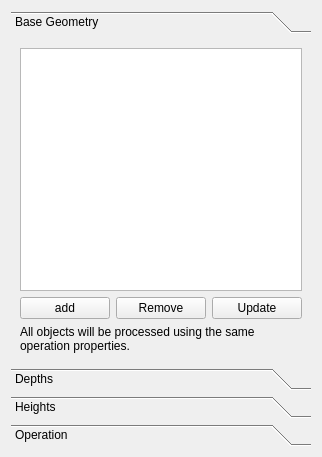
berndhahnebach/All_FreeCAD, file src/Mod/Path/Gui/Resources/panels/DrillingEdit.ui: the form before one commit.
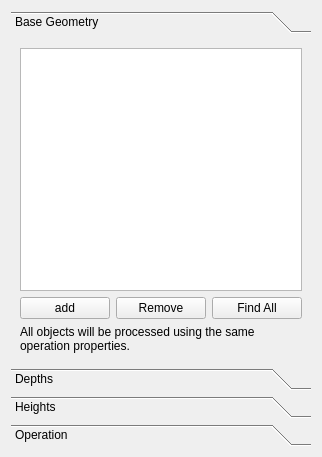
The form after the commit. Icons and pictures are not drawn. Custom widgets are drawn as their Qt base class.

Commit message:
Path: fix drilling panel
Path: Make drilling work with local tc tools

also make hole identification more robust

```diff
--- a/src/Mod/Path/Gui/Resources/panels/DrillingEdit.ui
+++ b/src/Mod/Path/Gui/Resources/panels/DrillingEdit.ui
@@ -87,7 +87,7 @@
           <string>Update the path with the removed and reordered items.</string>
          </property>
          <property name="text">
-          <string>Update</string>
+          <string>Find All</string>
          </property>
         </widget>
        </item>
```
Left out of the diff: 2 changed lines with no effect on the pictures. The commit also changes 2 other files.
